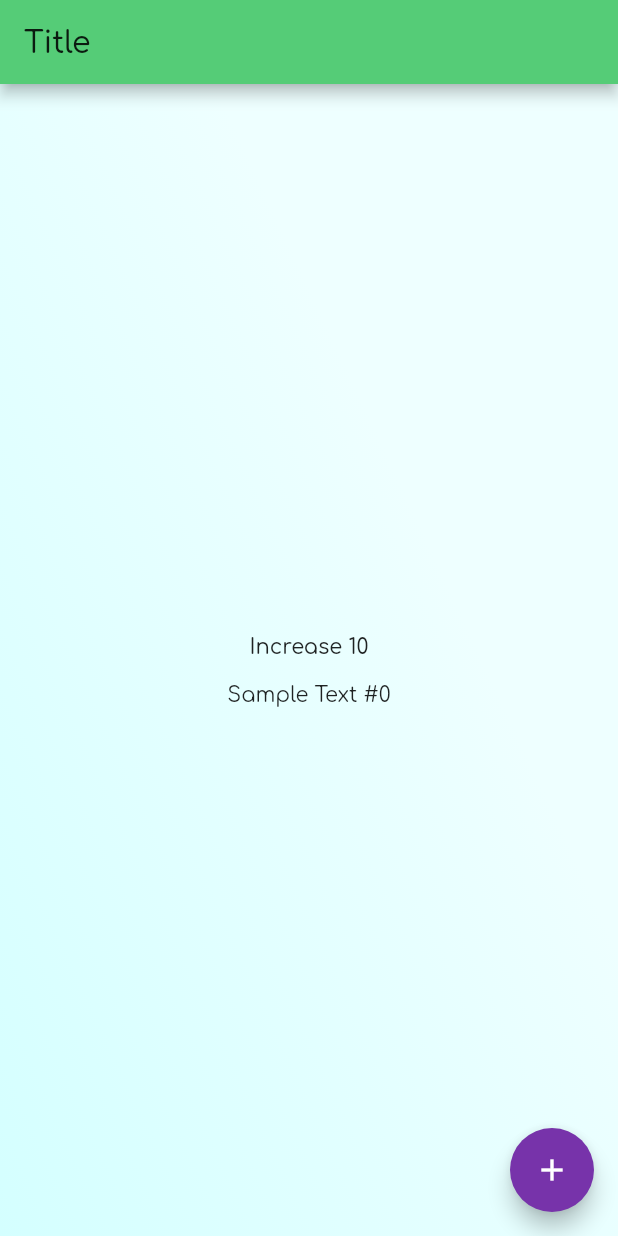
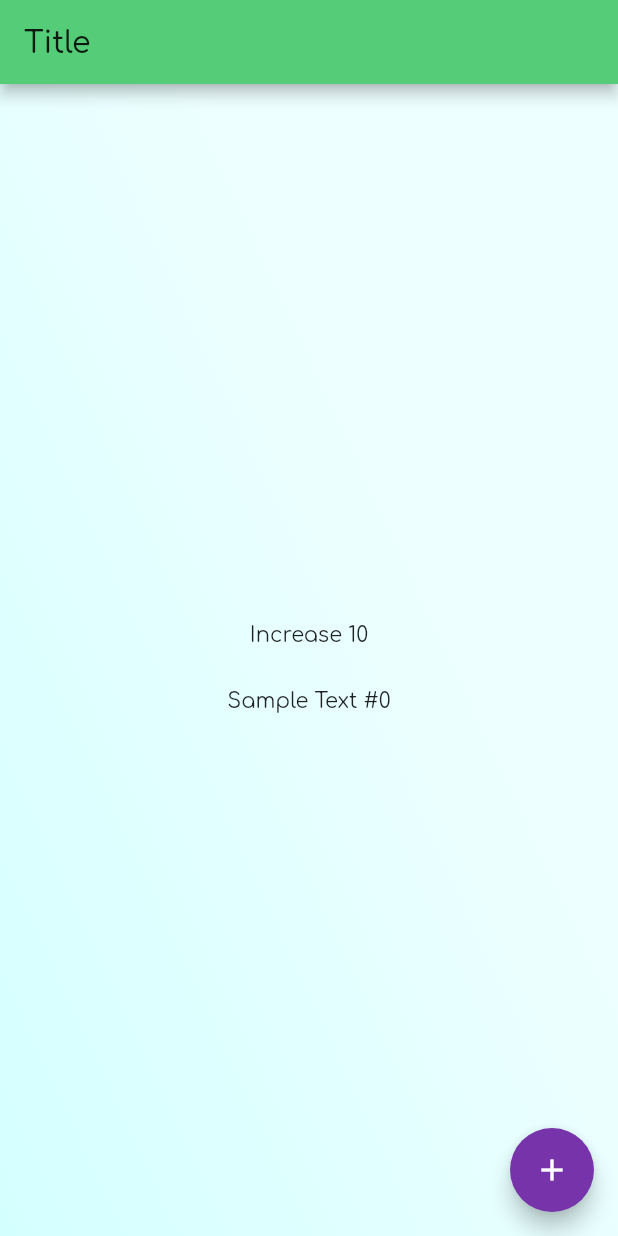
Before and after one commit to altalk23/parabola_guide, a Flutter app: the screen it shows after launch, on a phone screen of 412 x 824 dp. Run offline on Flutter 3.47's test engine with Material 2 defaults, Android fonts, the light colour scheme and no system bars; our stand-ins replace tinycolor.

Commit message:
work on button, more style

```diff
--- a/lib/main.dart
+++ b/lib/main.dart
@@ -1,5 +1,6 @@
 import 'package:flutter/material.dart';
 import 'package:parabola_guide/screen/main.dart';
+import 'package:tinycolor/tinycolor.dart';
 
 void main() => runApp(MyApp());
 
@@ -8,10 +9,24 @@ class MyApp extends StatelessWidget {
     Widget build(BuildContext context) {
         return MaterialApp(
             theme: ThemeData(
-                backgroundColor: Color(0xFFEEFFFF),
-                primaryColor: Color(0xFF55CC77),
-                accentColor: Color(0xFF7733AA),
-                fontFamily: 'Comfortaa'
+              backgroundColor: Color(0xFFEEFFFF),
+              primarySwatch: MaterialColor(
+                  0xFF55CC77,
+                  <int, Color>{
+                      50: TinyColor(Color(0xFF55CC77)).lighten(40).color,
+                      100: TinyColor(Color(0xFF55CC77)).lighten(36).color,
+                      200: TinyColor(Color(0xFF55CC77)).lighten(27).color,
+                      300: TinyColor(Color(0xFF55CC77)).lighten(18).color,
+                      400: TinyColor(Color(0xFF55CC77)).lighten(9).color,
+                      500: Color(0xFF55CC77),
+                      600: TinyColor(Color(0xFF55CC77)).darken(9).color,
+                      700: TinyColor(Color(0xFF55CC77)).darken(18).color,
+                      800: TinyColor(Color(0xFF55CC77)).darken(27).color,
+                      900: TinyColor(Color(0xFF55CC77)).darken(36).color,
+                  },
+              ),
+              accentColor: Color(0xFF7733AA),
+              fontFamily: 'Comfortaa'
             ),
             home: MainScreen(),
         );
--- a/lib/screen/main.dart
+++ b/lib/screen/main.dart
@@ -1,4 +1,5 @@
 import 'package:flutter/material.dart';
+import 'package:parabola_guide/widget/button.dart';
 import 'package:parabola_guide/widget/scaffold.dart';
 
 class MainScreen extends StatefulWidget {
@@ -19,7 +20,7 @@ class _MainScreenState extends State<MainScreen> {
                 child: Column(
                     mainAxisAlignment: MainAxisAlignment.center,
                     children: <Widget>[
-                        MaterialButton(
+                        AppButton(
                             onPressed: () {
                                 setState(() {
                                     _counter += 10;
@@ -27,6 +28,7 @@ class _MainScreenState extends State<MainScreen> {
                             },
                             child: Text('Increase 10'),
                         ),
+                        SizedBox(height: 16,),
                         Text('Sample Text #$_counter'),
                     ],
                 ),
--- a/lib/widget/button.dart
+++ b/lib/widget/button.dart
@@ -0,0 +1,24 @@
+import 'package:flutter/material.dart';
+
+class AppButton extends StatelessWidget {
+    const AppButton({Key key, @required this.onPressed, this.child}) : super(key: key);
+    final VoidCallback onPressed;
+    final Widget child;
+
+    @override
+    Widget build(BuildContext context) {
+        return Material(
+            color: Colors.transparent,
+            child: InkWell(
+                customBorder: StadiumBorder(),
+                highlightColor: Color(0x44DDEEEE),
+                onTap: onPressed,
+                child: Padding(
+                    padding: const EdgeInsets.all(12),
+                    child: child,
+                ),
+            ),
+
+        );
+    }
+}
```
Also changed, not shown: lib/widget/expansion_tile.dart (added).
